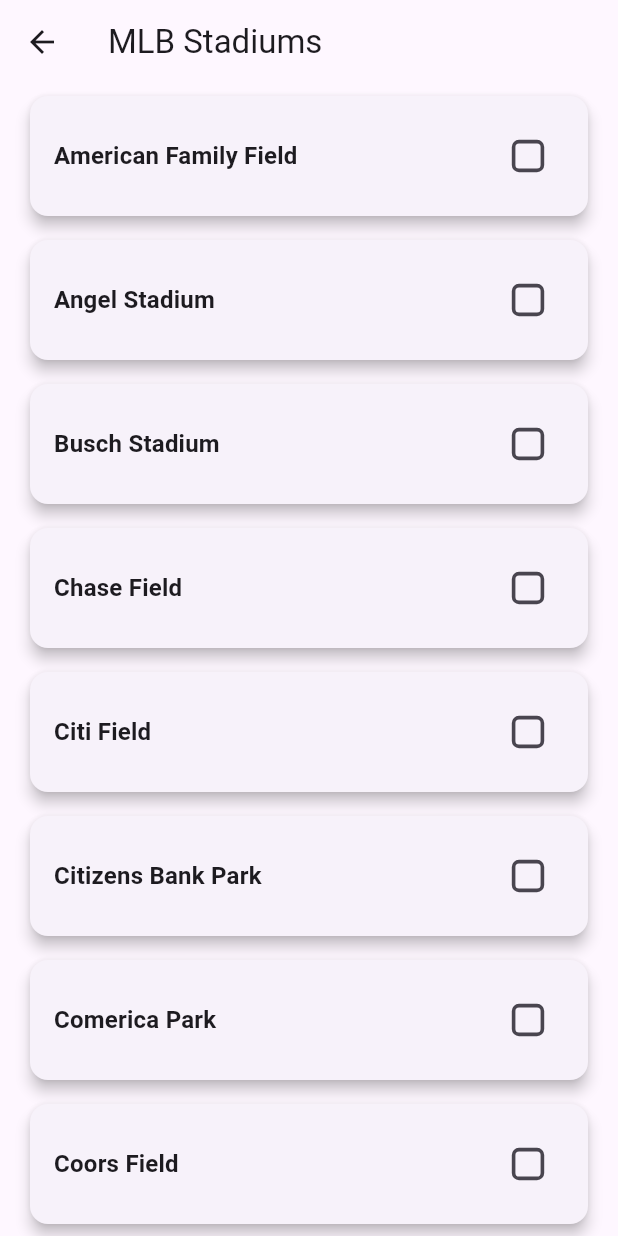
After one commit to samgolik/wander, a Flutter app: the HomeScreen screen opened by its route, after a tap on "MLB Stadiums", on a phone screen of 412 x 824 dp. The commit adds this screen. Run offline on Flutter 3.47's test engine with Material 3 defaults, Android fonts, the phone set to English and light mode, and no system bars; our stand-ins replace firebase_auth, firebase_core; accounts and stored records are empty.

Commit message:
added location tiles for each category's sublocation

```diff
--- a/lib/components/category.dart
+++ b/lib/components/category_card.dart
@@ -1,10 +1,10 @@
 import 'package:flutter/material.dart';
 import 'package:wander/data/category_data.dart';
 
-class Category extends StatelessWidget {
+class CategoryCard extends StatelessWidget {
   final CategoryData categoryData;
 
-  const Category({super.key, required this.categoryData});
+  const CategoryCard({super.key, required this.categoryData});
 
   @override
   Widget build(BuildContext context) {
@@ -19,7 +19,10 @@
         borderRadius:
             BorderRadius.circular(12), // Rounded corners for tap effect
         onTap: () {
-          // Handle the tap event
+          Navigator.of(context).pushNamed(
+            '/category',
+            arguments: categoryData,
+          );
         },
         child: Padding(
           padding: const EdgeInsets.all(16.0),
--- a/lib/components/category_list.dart
+++ b/lib/components/category_list.dart
@@ -1,5 +1,5 @@
 import 'package:flutter/material.dart';
-import 'package:wander/components/category.dart';
+import 'package:wander/components/category_card.dart';
 import 'package:wander/data/category_data.dart';
 
 class CategoryList extends StatelessWidget {
@@ -14,7 +14,7 @@
       itemBuilder: (context, index) {
         return SizedBox(
           width: double.infinity,
-          child: Category(categoryData: categories[index]),
+          child: CategoryCard(categoryData: categories[index]),
         );
       },
     );
--- /dev/null
+++ b/lib/components/location_tile.dart
@@ -0,0 +1,53 @@
+import 'package:flutter/material.dart';
+import 'package:wander/data/location.dart';
+
+class LocationTile extends StatefulWidget {
+  final Location location;
+
+  const LocationTile({super.key, required this.location});
+
+  @override
+  State<LocationTile> createState() => _LocationTileState();
+}
+
+class _LocationTileState extends State<LocationTile> {
+  bool _isChecked = false;
+
+  @override
+  Widget build(BuildContext context) {
+    return Padding(
+      padding: const EdgeInsets.symmetric(vertical: 4.0, horizontal: 16.0),
+      child: Card(
+        shape: RoundedRectangleBorder(
+          borderRadius: BorderRadius.circular(12.0),
+        ),
+        elevation: 4,
+        child: ListTile(
+          contentPadding:
+              const EdgeInsets.symmetric(vertical: 12.0, horizontal: 16.0),
+          title: Text(
+            widget.location.title,
+            style: Theme.of(context).textTheme.titleMedium?.copyWith(
+                  fontWeight: FontWeight.bold,
+                ),
+          ),
+          trailing: Transform.scale(
+            scale: 1.2,
+            child: Checkbox(
+              value: _isChecked,
+              onChanged: (bool? value) {
+                setState(() {
+                  _isChecked = value ?? false;
+                });
+              },
+              activeColor: Theme.of(context).colorScheme.primary,
+              shape: RoundedRectangleBorder(
+                borderRadius: BorderRadius.circular(4.0),
+              ),
+            ),
+          ),
+        ),
+      ),
+    );
+  }
+}
--- a/lib/data/category_data.dart
+++ b/lib/data/category_data.dart
@@ -1,16 +1,19 @@
 import 'package:flutter/material.dart';
+import 'package:wander/data/location.dart';
 
 class CategoryData {
   final IconData icon;
   final String title;
   final int totalPlaces;
   final int placesVisited;
+  final List<Location> locations;
 
   CategoryData({
     required this.icon,
     required this.title,
     required this.totalPlaces,
     required this.placesVisited,
+    required this.locations,
   });
 
   String get placesProgress => '$placesVisited/$totalPlaces';
--- /dev/null
+++ b/lib/data/location.dart
@@ -0,0 +1,5 @@
+class Location {
+  final String title;
+
+  Location({required this.title});
+}
--- a/lib/main.dart
+++ b/lib/main.dart
@@ -1,5 +1,7 @@
 import 'package:firebase_core/firebase_core.dart';
 import 'package:flutter/material.dart';
+import 'package:wander/data/category_data.dart';
+import 'package:wander/screens/category_screen.dart';
 import 'package:wander/screens/home_screen.dart';
 import 'package:wander/screens/login_screen.dart';
 import 'package:wander/screens/register_screen.dart';
@@ -28,6 +30,15 @@
         '/login': (context) => LoginScreen(),
         '/register': (context) => const RegisterScreen(),
         '/home': (context) => HomeScreen(),
+      },
+      onGenerateRoute: (settings) {
+        if (settings.name == '/category') {
+          final CategoryData categoryData = settings.arguments as CategoryData;
+          return MaterialPageRoute(
+            builder: (context) => CategoryScreen(categoryData: categoryData),
+          );
+        }
+        return null;
       },
     );
   }
--- /dev/null
+++ b/lib/screens/category_screen.dart
@@ -0,0 +1,24 @@
+import 'package:flutter/material.dart';
+import 'package:wander/components/location_tile.dart';
+import 'package:wander/data/category_data.dart';
+
+class CategoryScreen extends StatelessWidget {
+  final CategoryData categoryData;
+
+  const CategoryScreen({super.key, required this.categoryData});
+
+  @override
+  Widget build(BuildContext context) {
+    return Scaffold(
+      appBar: AppBar(
+        title: Text(categoryData.title),
+      ),
+      body: ListView.builder(
+        itemCount: categoryData.locations.length,
+        itemBuilder: (context, index) {
+          return LocationTile(location: categoryData.locations[index]);
+        },
+      ),
+    );
+  }
+}
--- a/lib/screens/home_screen.dart
+++ b/lib/screens/home_screen.dart
@@ -1,6 +1,7 @@
 import 'package:flutter/material.dart';
 import 'package:wander/components/category_list.dart';
 import 'package:wander/data/category_data.dart';
+import 'package:wander/data/location.dart';
 
 class HomeScreen extends StatelessWidget {
   HomeScreen({super.key});
@@ -11,18 +12,51 @@
       title: 'MLB Stadiums',
       totalPlaces: 30,
       placesVisited: 3,
+      locations: [
+        Location(title: 'American Family Field'),
+        Location(title: 'Angel Stadium'),
+        Location(title: 'Busch Stadium'),
+        Location(title: 'Chase Field'),
+        Location(title: 'Citi Field'),
+        Location(title: 'Citizens Bank Park'),
+        Location(title: 'Comerica Park'),
+        Location(title: 'Coors Field'),
+        Location(title: 'Dodger Stadium'),
+        Location(title: 'Fenway Park'),
+        Location(title: 'Globe Life Field'),
+        Location(title: 'Great American Ball Park'),
+        Location(title: 'Kauffman Stadium'),
+        Location(title: 'loanDepot Park'),
+        Location(title: 'Minute Maid Park'),
+        Location(title: 'Nationals Park'),
+        Location(title: 'Oakland Coliseum'),
+        Location(title: 'Oracle Park'),
+        Location(title: 'Oriole Park at Camden Yards'),
+        Location(title: 'Petco Park'),
+        Location(title: 'PNC Park'),
+        Location(title: 'Progressive Field'),
+        Location(title: 'Rogers Centre'),
+        Location(title: 'T-Mobile Park'),
+        Location(title: 'Target Field'),
+        Location(title: 'Tropicana Field'),
+        Location(title: 'Truist Park'),
+        Location(title: 'Wrigley Field'),
+        Location(title: 'Yankee Stadium'),
+      ],
     ),
     CategoryData(
       icon: Icons.park_outlined,
       title: 'National Parks',
       totalPlaces: 63,
       placesVisited: 2,
+      locations: [],
     ),
     CategoryData(
       icon: Icons.airplanemode_active_outlined,
       title: 'Airports',
       totalPlaces: 5217,
       placesVisited: 10,
+      locations: [],
     ),
   ];
 
```
